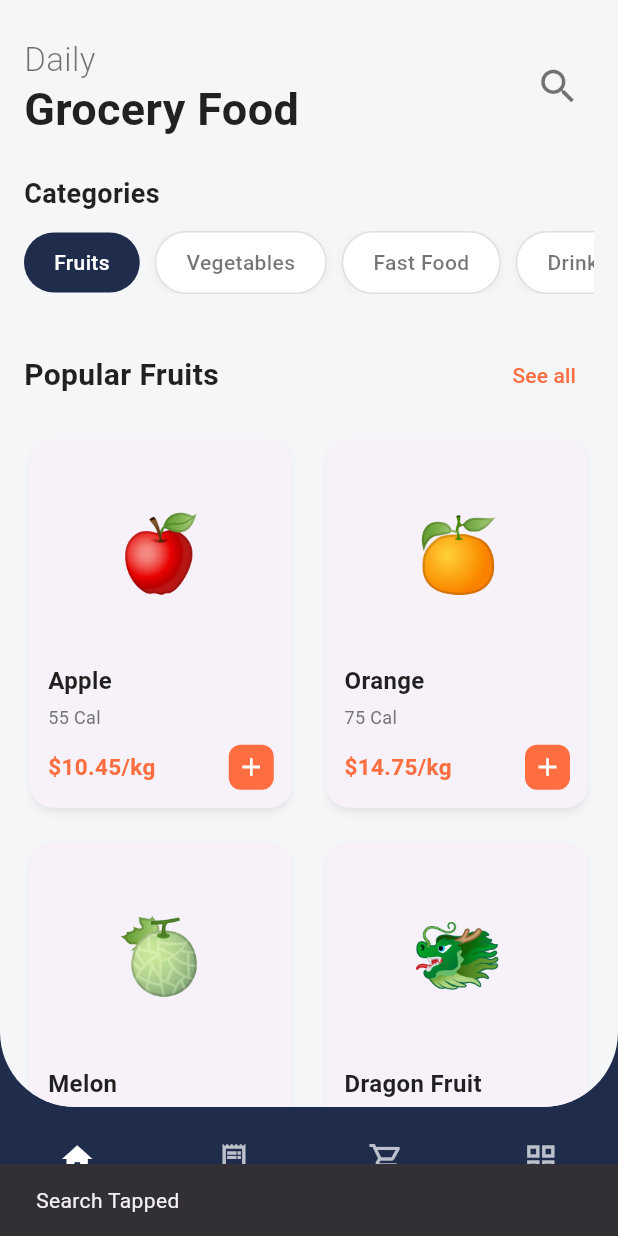
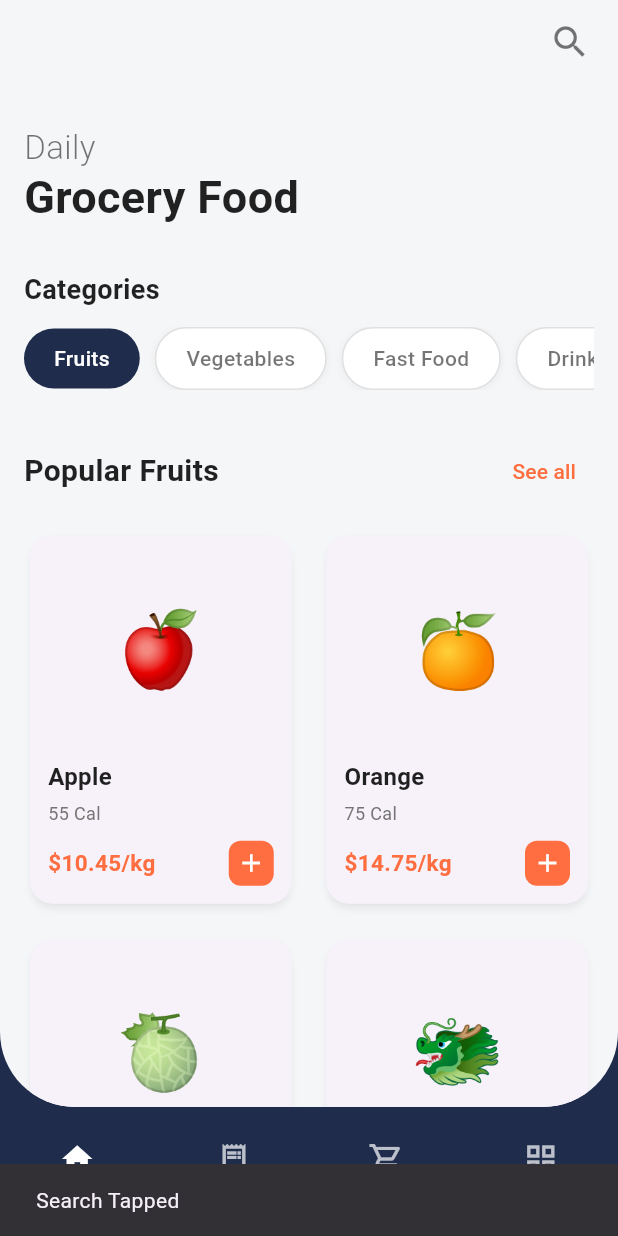
Before and after one commit to TDeV-VN/flutter-ui-template-1, a Flutter app: the screen it shows after launch, after a tap on the "search" icon, on a phone screen of 412 x 824 dp. Run offline on Flutter 3.47's test engine with Material 3 defaults, Android fonts, the phone set to English and light mode, and no system bars; Roboto replaces fonts that are missing (Poppins).

Commit message:
Sticky header

```diff
--- a/lib/screens/home_page.dart
+++ b/lib/screens/home_page.dart
@@ -1,4 +1,5 @@
 import 'package:flutter/material.dart';
+import 'dart:math' as math; // Cho màu ngẫu nhiên (tùy chọn)
 
 class HomePage extends StatefulWidget {
   final Function(String productName, String imagePlaceholder) onNavigateToProductDetails;
@@ -12,6 +13,8 @@ class HomePage extends StatefulWidget {
 class _HomePageState extends State<HomePage> {
   final Color _primaryColor = const Color(0xFF1F2C4C);
   int _selectedCategoryIndex = 0;
+  final ScrollController _scrollController = ScrollController();
+  bool _isAppBarCollapsed = false;
 
   final List<Map<String, String>> _categories = [
     {"name": "Fruits"},
@@ -21,7 +24,6 @@ class _HomePageState extends State<HomePage> {
     {"name": "Bakery"},
   ];
 
-  // Dữ liệu sản phẩm mẫu
   final List<Map<String, String>> _products = [
     {"name": "Apple", "cal": "55 Cal", "price": "\$10.45/kg", "image": "🍎"},
     {"name": "Orange", "cal": "75 Cal", "price": "\$14.75/kg", "image": "🍊"},
@@ -31,7 +33,40 @@ class _HomePageState extends State<HomePage> {
     {"name": "Grapes", "cal": "69 Cal", "price": "\$12.0/kg", "image": "🍇"},
   ];
 
+  @override
+  void initState() {
+    super.initState();
+    _scrollController.addListener(() {
+      // Giả sử chiều cao mở rộng của SliverAppBar khoảng 150 và chiều cao thu gọn (toolbar) khoảng 56 (kToolbarHeight)
+      // Chúng ta muốn biết khi nào phần flexibleSpace đã cuộn gần hết
+      // Offset khi SliverAppBar chỉ còn lại phần title/actions (đã pinned)
+      // Độ cao của phần tiêu đề lớn "Daily Grocery Food" + khoảng trống
+      const double expandedHeaderHeight = 120.0; // Ước lượng chiều cao của phần header lớn
+      if (_scrollController.hasClients &&
+          _scrollController.offset > (expandedHeaderHeight - kToolbarHeight)) {
+        if (!_isAppBarCollapsed) {
+          setState(() {
+            _isAppBarCollapsed = true;
+          });
+        }
+      } else {
+        if (_isAppBarCollapsed) {
+          setState(() {
+            _isAppBarCollapsed = false;
+          });
+        }
+      }
+    });
+  }
+
+  @override
+  void dispose() {
+    _scrollController.dispose();
+    super.dispose();
+  }
+
   Widget _buildCategoryChip(String label, int index) {
+    // ... (code không đổi)
     bool isSelected = _selectedCategoryIndex == index;
     return GestureDetector(
       onTap: () {
@@ -46,9 +81,15 @@ class _HomePageState extends State<HomePage> {
           color: isSelected ? _primaryColor : Colors.white,
           borderRadius: BorderRadius.circular(25),
           border: isSelected ? null : Border.all(color: Colors.grey[300]!),
-          boxShadow: !isSelected ? [
-            BoxShadow(color: Colors.grey.withOpacity(0.1), spreadRadius: 1, blurRadius: 3, offset: Offset(0,1))
-          ] : [],
+          boxShadow: !isSelected
+              ? [
+            BoxShadow(
+                color: Colors.grey.withOpacity(0.1),
+                spreadRadius: 1,
+                blurRadius: 3,
+                offset: Offset(0, 1))
+          ]
+              : [],
         ),
         child: Text(
           label,
@@ -63,6 +104,7 @@ class _HomePageState extends State<HomePage> {
   }
 
   Widget _buildProductCard(BuildContext context, String name, String cal, String price, String imageEmoji) {
+    // ... (code không đổi)
     return GestureDetector(
       onTap: () {
         widget.onNavigateToProductDetails(name, imageEmoji);
@@ -80,23 +122,27 @@ class _HomePageState extends State<HomePage> {
                 child: Center(
                   child: Container(
                     padding: EdgeInsets.all(10),
-                    decoration: BoxDecoration(
-                      // color: Colors.primaries[Random().nextInt(Colors.primaries.length)].withOpacity(0.1),
-                      // borderRadius: BorderRadius.circular(10)
-                    ),
-                    child: Text(imageEmoji, style: TextStyle(fontSize: 50)), // Placeholder
+                    child: Text(imageEmoji, style: TextStyle(fontSize: 50)),
                   ),
                 ),
               ),
               SizedBox(height: 10),
-              Text(name, style: TextStyle(fontSize: 16, fontWeight: FontWeight.bold, color: Colors.black87)),
+              Text(name,
+                  style: TextStyle(
+                      fontSize: 16,
+                      fontWeight: FontWeight.bold,
+                      color: Colors.black87)),
               SizedBox(height: 4),
               Text(cal, style: TextStyle(fontSize: 12, color: Colors.grey[600])),
               SizedBox(height: 10),
               Row(
                 mainAxisAlignment: MainAxisAlignment.spaceBetween,
                 children: [
-                  Text(price, style: TextStyle(fontSize: 15, color: Theme.of(context).hintColor, fontWeight: FontWeight.bold)),
+                  Text(price,
+                      style: TextStyle(
+                          fontSize: 15,
+                          color: Theme.of(context).hintColor,
+                          fontWeight: FontWeight.bold)),
                   Container(
                     padding: EdgeInsets.all(5),
                     decoration: BoxDecoration(
@@ -116,17 +162,31 @@ class _HomePageState extends State<HomePage> {
 
   @override
   Widget build(BuildContext context) {
-    return SingleChildScrollView(
+    // Chiều cao của BottomNavBar, bạn cần lấy giá trị này từ MainNavigationScreen
+    // hoặc định nghĩa một hằng số chung. Tạm thời dùng giá trị cố định.
+    const double bottomNavBarHeight = kBottomNavigationBarHeight + 20.0; // Ví dụ
+    const double bodyBorderRadius = 30.0;
+
+    return CustomScrollView(
+      controller: _scrollController,
       physics: BouncingScrollPhysics(),
-      padding: EdgeInsets.fromLTRB(16.0, 24.0, 16.0, 20.0),
-      child: Column(
-        crossAxisAlignment: CrossAxisAlignment.start,
-        children: <Widget>[
-          Row(
+      slivers: <Widget>[
+        SliverAppBar(
+          backgroundColor: Theme.of(context).scaffoldBackgroundColor, // Màu nền của AppBar khi thu gọn
+          expandedHeight: 160.0, // Chiều cao khi mở rộng (chứa "Daily Grocery Food")
+          pinned: true, // Ghim AppBar lại khi cuộn
+          elevation: _isAppBarCollapsed ? 2.0 : 0.0, // Thêm shadow khi thu gọn
+          automaticallyImplyLeading: false, // Tắt nút back mặc định
+          flexibleSpace: FlexibleSpaceBar(
+            // titlePadding: EdgeInsets.zero, // Bỏ padding mặc định của title
+            background: Padding( // Phần header lớn
+              padding: const EdgeInsets.only(left: 16.0, right: 16.0, top: 40.0, bottom: 10.0), // Điều chỉnh padding
+              child: Row(
                 mainAxisAlignment: MainAxisAlignment.spaceBetween,
-            crossAxisAlignment: CrossAxisAlignment.center,
+                crossAxisAlignment: CrossAxisAlignment.end, // Căn cuối để gần với phần content
                 children: [
                   Column(
+                    mainAxisSize: MainAxisSize.min,
                     crossAxisAlignment: CrossAxisAlignment.start,
                     children: [
                       Text(
@@ -139,15 +199,38 @@ class _HomePageState extends State<HomePage> {
                       ),
                     ],
                   ),
+                  // Icon tìm kiếm sẽ hiển thị trong actions khi thu gọn
+                ],
+              ),
+            ),
+            // Phần title này sẽ chỉ hiển thị khi AppBar thu gọn đáng kể (nếu có)
+            // Bạn có thể để trống hoặc hiển thị một tiêu đề nhỏ hơn
+            title: _isAppBarCollapsed
+                ? Text(
+              "Grocery Food",
+              style: TextStyle(fontSize: 18, color: Colors.black87, fontWeight: FontWeight.bold),
+            )
+                : null, // Để trống khi chưa thu gọn hẳn
+            centerTitle: true, // Căn giữa title thu gọn
+          ),
+          actions: <Widget>[ // Actions sẽ luôn hiển thị
             IconButton(
-                icon: Icon(Icons.search, size: 30, color: Colors.black54),
+              icon: Icon(Icons.search, size: 28, color: Colors.black54),
               onPressed: () {
                 ScaffoldMessenger.of(context).showSnackBar(SnackBar(content: Text("Search Tapped")));
               },
             ),
+            SizedBox(width: 8),
           ],
         ),
-          SizedBox(height: 25),
+
+        // Phần Categories
+        SliverToBoxAdapter(
+          child: Padding(
+            padding: const EdgeInsets.only(top: 20.0, left: 16.0, right: 16.0),
+            child: Column(
+              crossAxisAlignment: CrossAxisAlignment.start,
+              children: [
                 Text("Categories", style: TextStyle(fontSize: 18, fontWeight: FontWeight.bold, color: Colors.black87)),
                 SizedBox(height: 12),
                 SingleChildScrollView(
@@ -176,14 +259,24 @@ class _HomePageState extends State<HomePage> {
                   ],
                 ),
                 SizedBox(height: 15),
-          GridView.count(
+              ],
+            ),
+          ),
+        ),
+
+        // Lưới sản phẩm
+        SliverPadding(
+          padding: const EdgeInsets.symmetric(horizontal: 16.0),
+          sliver: SliverGrid(
+            gridDelegate: SliverGridDelegateWithFixedCrossAxisCount(
               crossAxisCount: 2,
-            shrinkWrap: true,
-            physics: NeverScrollableScrollPhysics(),
               mainAxisSpacing: 15,
               crossAxisSpacing: 15,
               childAspectRatio: 0.72,
-            children: _products.map((product) {
+            ),
+            delegate: SliverChildBuilderDelegate(
+                  (BuildContext context, int index) {
+                final product = _products[index];
                 return _buildProductCard(
                   context,
                   product['name']!,
@@ -191,11 +284,18 @@ class _HomePageState extends State<HomePage> {
                   product['price']!,
                   product['image']!,
                 );
-            }).toList(),
+              },
+              childCount: _products.length,
             ),
-          SizedBox(height: 20),
+          ),
+        ),
+
+        // Padding ở dưới cùng để không bị che bởi BottomNavigationBar
+        // (cần tính toán chính xác dựa trên chiều cao NavBar và bo góc của body)
+        SliverToBoxAdapter(
+          child: SizedBox(height: bottomNavBarHeight + bodyBorderRadius + MediaQuery.of(context).padding.bottom + 20),
+        ),
       ],
-      ),
     );
   }
 }
```
Lines whose indentation alone changed are shown as unchanged.
